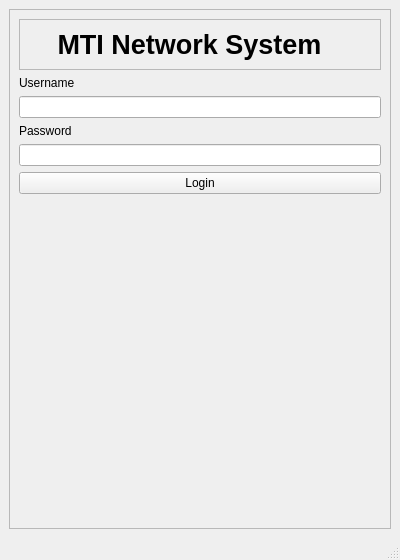
mohamedkhaledegy/Final-Project, file front/second_window.ui: the form before one commit.
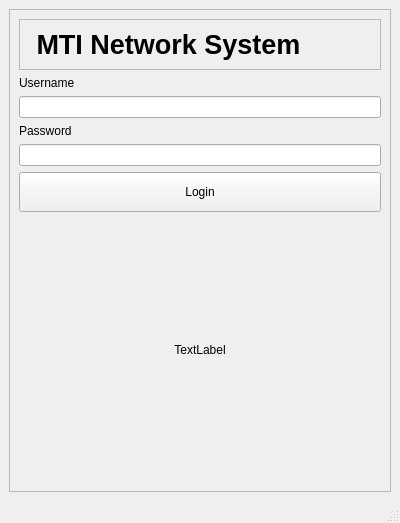
The form after the commit.

```diff
--- a/front/second_window.ui
+++ b/front/second_window.ui
@@ -7,7 +7,7 @@
     <x>0</x>
     <y>0</y>
     <width>400</width>
-    <height>560</height>
+    <height>523</height>
    </rect>
   </property>
   <property name="windowTitle">
@@ -37,7 +37,7 @@
            <widget class="QLabel" name="label_3">
             <property name="maximumSize">
              <size>
-              <width>300</width>
+              <width>350</width>
               <height>16777215</height>
              </size>
             </property>
@@ -98,6 +98,12 @@
          </item>
          <item>
           <widget class="QPushButton" name="pushButton">
+           <property name="minimumSize">
+            <size>
+             <width>0</width>
+             <height>40</height>
+            </size>
+           </property>
            <property name="focusPolicy">
             <enum>Qt::TabFocus</enum>
            </property>
@@ -109,17 +115,23 @@
         </layout>
        </item>
        <item row="2" column="0">
-        <spacer name="verticalSpacer_2">
-         <property name="orientation">
-          <enum>Qt::Vertical</enum>
+        <widget class="QLabel" name="label_logo">
+         <property name="sizePolicy">
+          <sizepolicy hsizetype="Preferred" vsizetype="Expanding">
+           <horstretch>0</horstretch>
+           <verstretch>0</verstretch>
+          </sizepolicy>
          </property>
-         <property name="sizeHint" stdset="0">
-          <size>
-           <width>20</width>
-           <height>40</height>
-          </size>
+         <property name="styleSheet">
+          <string notr="true"/>
          </property>
-        </spacer>
+         <property name="text">
+          <string>TextLabel</string>
+         </property>
+         <property name="alignment">
+          <set>Qt::AlignCenter</set>
+         </property>
+        </widget>
        </item>
       </layout>
      </widget>
```
Left out of the diff: 9 changed lines with no effect on the pictures.
